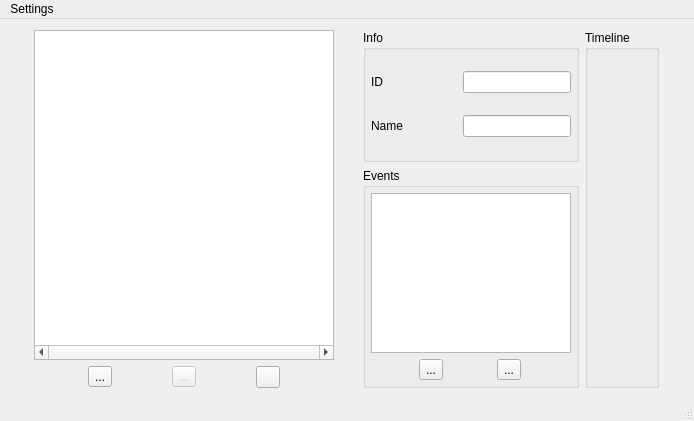
Above: splash/mainwindow.ui from odencat/Splash before the change. Below: the same form after it.
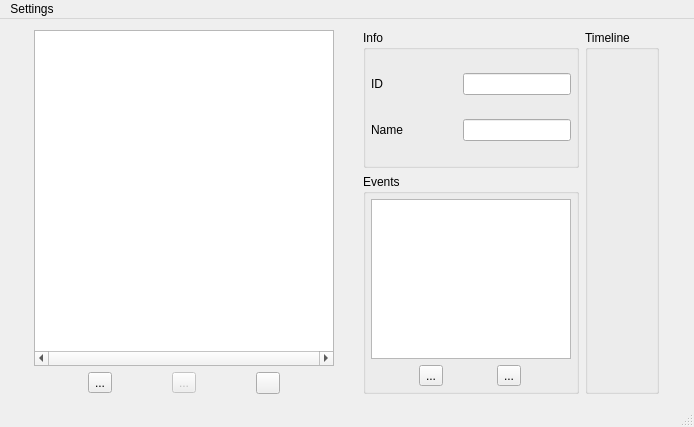
That is the form after the change. Icons and pictures are not drawn.

```diff
--- a/splash/mainwindow.ui
+++ b/splash/mainwindow.ui
@@ -7,7 +7,7 @@
     <x>0</x>
     <y>0</y>
     <width>694</width>
-    <height>421</height>
+    <height>427</height>
    </rect>
   </property>
   <property name="sizePolicy">
@@ -164,7 +164,7 @@
               </property>
               <property name="font">
                <font>
-                <family>MS UI Gothic</family>
+                <family>Arial</family>
                </font>
               </property>
               <property name="title">
```
Left out of the diff: 33 changed lines with no effect on the pictures.
